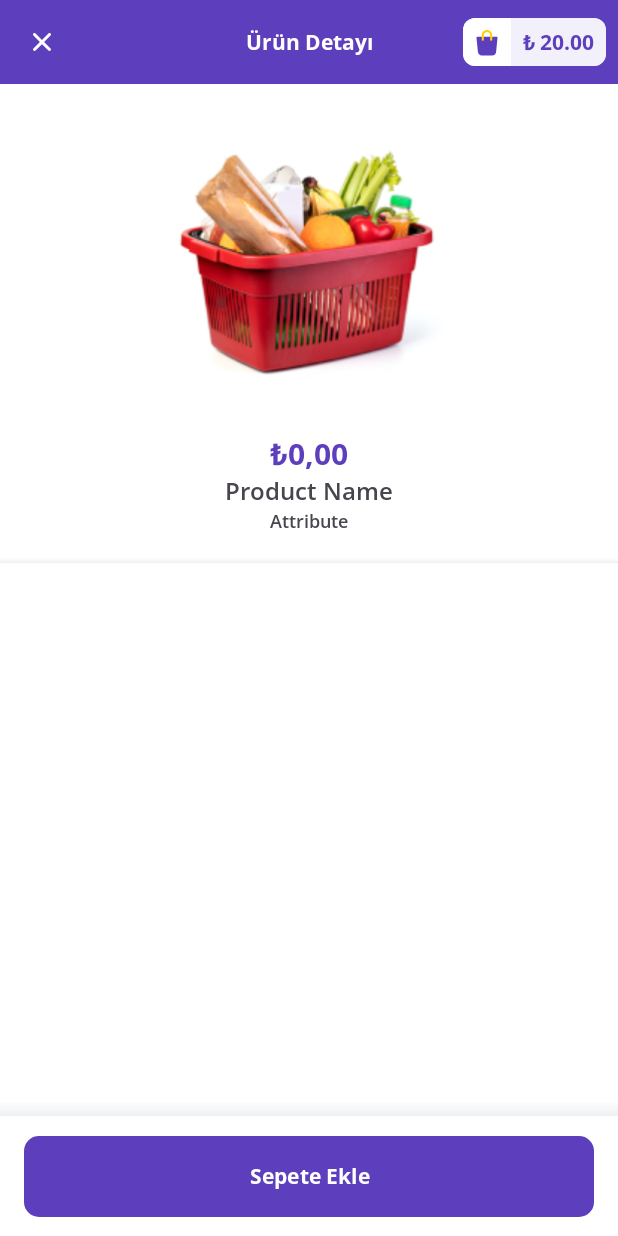
After one commit to f-arslan/Getir-Lite, an Android app: the fragment DetailFragment shown on its own in the app's theme, on a phone screen of 412 x 824 dp. The commit adds this screen. Run offline under Robolectric (Android 15) with nearby library versions, the phone set to English and light mode, and no system bars.

Commit message:
feat: details fragment and basket item

```diff
--- a/app/src/main/java/com/patika/getir_lite/MainActivity.kt
+++ b/app/src/main/java/com/patika/getir_lite/MainActivity.kt
@@ -10,6 +10,7 @@ import androidx.core.view.WindowCompat
 import androidx.core.view.WindowInsetsCompat
 import androidx.fragment.app.add
 import androidx.fragment.app.commit
+import com.patika.getir_lite.feature.detail.DetailFragment
 import com.patika.getir_lite.feature.listing.ListingFragment
 import dagger.hilt.android.AndroidEntryPoint
 
--- /dev/null
+++ b/app/src/main/java/com/patika/getir_lite/feature/detail/DetailFragment.kt
@@ -0,0 +1,19 @@
+package com.patika.getir_lite.feature.detail
+
+import android.view.LayoutInflater
+import android.view.ViewGroup
+import com.patika.getir_lite.R
+import com.patika.getir_lite.databinding.FragmentDetailBinding
+import com.patika.getir_lite.databinding.TotalPriceCardBinding
+import com.patika.getir_lite.feature.BaseFragment
+
+class DetailFragment : BaseFragment<FragmentDetailBinding>() {
+    override fun inflateBinding(
+        inflater: LayoutInflater,
+        container: ViewGroup?
+    ): FragmentDetailBinding = FragmentDetailBinding.inflate(inflater, container, false)
+
+    override fun FragmentDetailBinding.initializeViews() {
+        layoutTotalPriceCard.tvTotalPrice.text = "₺ 20.00"
+    }
+}
--- a/app/src/main/java/com/patika/getir_lite/feature/listing/adapter/ProductAdapter.kt
+++ b/app/src/main/java/com/patika/getir_lite/feature/listing/adapter/ProductAdapter.kt
@@ -9,6 +9,7 @@ import androidx.recyclerview.widget.RecyclerView
 import coil.imageLoader
 import coil.request.ImageRequest
 import com.patika.getir_lite.R
+import com.patika.getir_lite.databinding.ActionButtonsBinding
 import com.patika.getir_lite.databinding.ItemListingBinding
 import com.patika.getir_lite.model.Product
 import java.math.BigDecimal
@@ -36,7 +37,7 @@ class ProductAdapter : ListAdapter<Product, RecyclerView.ViewHolder>(ItemDiff) {
         fun bind(product: Product) {
             with(binding) {
                 tvItemName.text = product.name
-                tvItemCount.text = product.count.toString()
+                layoutLlActionButtons.tvItemCount.text = product.count.toString()
                 tvItemAttribute.text = product.attribute
                 tvItemPrice.text = formatPrice(product.price)
                 val imageLoader = ivItem.context.imageLoader
--- /dev/null
+++ b/app/src/main/res/layout/fragment_detail.xml
@@ -0,0 +1,155 @@
+<?xml version="1.0" encoding="utf-8"?>
+<androidx.constraintlayout.widget.ConstraintLayout xmlns:android="http://schemas.android.com/apk/res/android"
+    xmlns:app="http://schemas.android.com/apk/res-auto"
+    xmlns:tools="http://schemas.android.com/tools"
+    android:layout_width="match_parent"
+    android:layout_height="match_parent"
+    android:background="?attr/colorSurface"
+    tools:context=".feature.detail.DetailFragment">
+
+    <Toolbar
+        android:id="@+id/toolbar"
+        android:layout_width="match_parent"
+        android:layout_height="wrap_content"
+        android:background="?attr/colorPrimary"
+        app:layout_constraintEnd_toEndOf="parent"
+        app:layout_constraintStart_toStartOf="parent"
+        app:layout_constraintTop_toTopOf="parent" />
+
+    <TextView
+        android:id="@+id/textView"
+        android:layout_width="wrap_content"
+        android:layout_height="wrap_content"
+        android:text="@string/product_details"
+        android:textColor="?attr/colorSurface"
+        android:textStyle="bold"
+        app:layout_constraintBottom_toBottomOf="@+id/toolbar"
+        app:layout_constraintEnd_toEndOf="parent"
+        app:layout_constraintStart_toStartOf="parent"
+        app:layout_constraintTop_toTopOf="@+id/toolbar" />
+
+    <ImageButton
+        android:id="@+id/btn_cancel"
+        android:layout_width="wrap_content"
+        android:layout_height="wrap_content"
+        android:layout_marginStart="16dp"
+        android:background="@null"
+        android:contentDescription="@string/cancel"
+        android:src="@drawable/ic_cancel"
+        app:layout_constraintBottom_toBottomOf="@id/toolbar"
+        app:layout_constraintStart_toStartOf="parent"
+        app:layout_constraintTop_toTopOf="@id/toolbar" />
+
+    <include
+        android:id="@+id/layout_total_price_card"
+        layout="@layout/total_price_card"
+        android:layout_width="wrap_content"
+        android:layout_height="wrap_content"
+        android:layout_marginEnd="8dp"
+        app:layout_constraintBottom_toBottomOf="@+id/toolbar"
+        app:layout_constraintEnd_toEndOf="parent"
+        app:layout_constraintTop_toTopOf="@+id/toolbar" />
+
+    <com.google.android.material.card.MaterialCardView
+        android:id="@+id/cv_total_price"
+        android:layout_width="match_parent"
+        android:layout_height="wrap_content"
+        app:cardCornerRadius="0dp"
+        app:layout_constraintEnd_toEndOf="parent"
+        app:layout_constraintStart_toStartOf="parent"
+        app:layout_constraintTop_toBottomOf="@id/toolbar"
+        app:strokeWidth="0dp">
+
+        <LinearLayout
+            android:layout_width="match_parent"
+            android:layout_height="wrap_content"
+            android:layout_marginBottom="16dp"
+            android:gravity="center"
+            android:orientation="vertical">
+
+            <ImageView
+                android:id="@+id/iv_food"
+                android:layout_width="200dp"
+                android:layout_height="200dp"
+                android:layout_marginTop="16dp"
+                android:contentDescription="@string/food_image"
+                android:src="@drawable/food" />
+
+            <TextView
+                android:id="@+id/tv_food_price"
+                android:layout_width="match_parent"
+                android:layout_height="wrap_content"
+                android:layout_marginHorizontal="16dp"
+                android:layout_marginTop="16dp"
+                android:ellipsize="end"
+                android:gravity="center"
+                android:maxLines="1"
+                android:text="@string/_0_00"
+                android:textColor="?attr/colorPrimary"
+                android:textSize="20sp"
+                android:textStyle="bold"
+                tools:text="@string/_0_00" />
+
+            <TextView
+                android:id="@+id/tv_product_name"
+                android:layout_width="match_parent"
+                android:layout_height="wrap_content"
+                android:layout_marginHorizontal="16dp"
+                android:ellipsize="end"
+                android:gravity="center"
+                android:maxLines="1"
+                android:text="Product Name"
+                android:textFontWeight="600"
+                android:textSize="16sp"
+                tools:text="Product Name" />
+
+            <TextView
+                android:id="@+id/tv_product_attribute"
+                android:layout_width="match_parent"
+                android:layout_height="wrap_content"
+                android:layout_marginHorizontal="16dp"
+                android:ellipsize="end"
+                android:gravity="center"
+                android:maxLines="1"
+                android:text="Attribute"
+                android:textFontWeight="600"
+                android:textSize="12sp"
+                tools:text="Attribute" />
+
+        </LinearLayout>
+
+    </com.google.android.material.card.MaterialCardView>
+
+    <View
+        android:layout_width="match_parent"
+        android:layout_height="3dp"
+        android:background="@drawable/bg_top_shadow"
+        app:layout_constraintStart_toStartOf="parent"
+        app:layout_constraintTop_toBottomOf="@id/cv_total_price" />
+
+    <FrameLayout
+        android:layout_width="match_parent"
+        android:layout_height="90dp"
+        app:layout_constraintBottom_toBottomOf="parent"
+        app:layout_constraintEnd_toEndOf="parent"
+        app:layout_constraintStart_toStartOf="parent">
+
+        <Button
+            android:layout_width="match_parent"
+            android:layout_height="54dp"
+            android:layout_gravity="center"
+            android:layout_marginHorizontal="16dp"
+            android:layout_marginTop="5dp"
+            android:foreground="?attr/selectableItemBackground"
+            android:background="@drawable/bg_button"
+            android:text="@string/add_to_basket"
+            android:textStyle="bold" />
+
+        <View
+            android:layout_width="match_parent"
+            android:layout_height="10dp"
+            android:background="@drawable/bg_top_shadow" />
+    </FrameLayout>
+
+
+</androidx.constraintlayout.widget.ConstraintLayout>
--- a/app/src/main/res/layout/fragment_listing.xml
+++ b/app/src/main/res/layout/fragment_listing.xml
@@ -48,7 +48,7 @@
             android:orientation="horizontal">
 
             <ImageButton
-                android:id="@+id/btn_add"
+                android:id="@+id/btn_shopping"
                 android:layout_width="32dp"
                 android:layout_height="32dp"
                 android:background="?attr/colorSurface"
--- a/app/src/main/res/layout/item_listing.xml
+++ b/app/src/main/res/layout/item_listing.xml
@@ -2,12 +2,11 @@
 <androidx.constraintlayout.widget.ConstraintLayout xmlns:android="http://schemas.android.com/apk/res/android"
     xmlns:app="http://schemas.android.com/apk/res-auto"
     xmlns:tools="http://schemas.android.com/tools"
-    android:layout_width="104dp"
+    android:layout_width="@dimen/suggested_product_card_width"
     android:layout_height="wrap_content"
     android:layout_marginEnd="16dp">
 
     <!-- Change Stroke Color to tertiary for selected state -->
-
     <com.google.android.material.card.MaterialCardView
         android:id="@+id/item_card"
         android:layout_width="0dp"
@@ -24,60 +23,19 @@
             android:layout_width="@dimen/suggested_product_image_size"
             android:layout_height="@dimen/suggested_product_image_size"
             android:background="@drawable/food"
-            android:scaleType="centerCrop"
-            android:contentDescription="@string/food_image" />
+            android:contentDescription="@string/food_image"
+            android:scaleType="centerCrop" />
 
     </com.google.android.material.card.MaterialCardView>
 
-    <androidx.cardview.widget.CardView
-        android:id="@+id/cv_item_action"
+    <include
+        android:id="@+id/layout_action_buttons"
+        layout="@layout/item_action_card"
         android:layout_width="wrap_content"
         android:layout_height="wrap_content"
         android:layout_marginEnd="-8dp"
-        app:cardCornerRadius="4dp"
-        app:cardElevation="1dp"
         app:layout_constraintEnd_toEndOf="@id/item_card"
-        app:layout_constraintTop_toTopOf="parent">
-
-        <LinearLayout
-            android:id="@+id/ll_item_action"
-            android:layout_width="wrap_content"
-            android:layout_height="wrap_content"
-            android:orientation="vertical">
-
-            <ImageButton
-                android:id="@+id/btn_add"
-                android:layout_width="28dp"
-                android:layout_height="28dp"
-                android:background="?attr/colorSurface"
-                android:contentDescription="@string/add_item"
-                android:padding="4dp"
-                android:src="@drawable/ic_plus" />
-
-            <!-- Only change these items visibility to get only plus sign -->
-            <TextView
-                android:id="@+id/tv_item_count"
-                android:layout_width="28dp"
-                android:layout_height="28dp"
-                android:background="?attr/colorPrimary"
-                android:gravity="center"
-                android:textColor="?attr/colorSurface"
-                android:textSize="12sp"
-                android:textStyle="bold"
-                tools:text="4" />
-
-            <ImageButton
-                android:id="@+id/btn_delete"
-                android:layout_width="28dp"
-                android:layout_height="28dp"
-                android:background="?attr/colorSurface"
-                android:contentDescription="@string/add_item"
-                android:padding="4dp"
-                android:src="@drawable/ic_trash" />
-
-        </LinearLayout>
-
-    </androidx.cardview.widget.CardView>
+        app:layout_constraintTop_toTopOf="parent" />
 
     <TextView
         android:id="@+id/tv_item_price"
--- a/app/src/main/res/values/colors.xml
+++ b/app/src/main/res/values/colors.xml
@@ -7,7 +7,7 @@
     <color name="seed">#6750A4</color>
     <color name="md_theme_light_primary">#5d3ebc</color>
     <color name="md_theme_light_onPrimary">#FFFFFF</color>
-    <color name="md_theme_light_primaryContainer">#EADDFF</color>
+    <color name="md_theme_light_primaryContainer">#000000</color>
     <color name="md_theme_light_onPrimaryContainer">#21005D</color>
     <color name="md_theme_light_secondary">#625B71</color>
     <color name="md_theme_light_onSecondary">#FFFFFF</color>
@@ -21,7 +21,7 @@
     <color name="md_theme_light_onError">#FFFFFF</color>
     <color name="md_theme_light_errorContainer">#F9DEDC</color>
     <color name="md_theme_light_onErrorContainer">#410E0B</color>
-    <color name="md_theme_light_outline">#79747E</color>
+    <color name="md_theme_light_outline">#f4f0fe</color>
     <color name="md_theme_light_background">#f5f5f5</color>
     <color name="md_theme_light_onBackground">#191919</color>
     <color name="md_theme_light_surface">#FFFFFF</color>
@@ -31,7 +31,7 @@
     <color name="md_theme_light_inverseSurface">#313033</color>
     <color name="md_theme_light_inverseOnSurface">#F4EFF4</color>
     <color name="md_theme_light_inversePrimary">#697488</color>
-    <color name="md_theme_light_shadow">#000000</color>
+    <color name="md_theme_light_shadow">#FF0000</color>
     <color name="md_theme_light_surfaceTint">#6750A4</color>
     <color name="md_theme_light_outlineVariant">#CAC4D0</color>
     <color name="md_theme_light_scrim">#000000</color>
--- a/app/src/main/res/values/dimens.xml
+++ b/app/src/main/res/values/dimens.xml
@@ -4,4 +4,7 @@
     <dimen name="margin_bottom">16dp</dimen>
     <dimen name="suggested_product_image_size">96dp</dimen>
     <dimen name="suggested_product_card_width">104dp</dimen>
+    <dimen name="product_image_size">104dp</dimen>
+    <dimen name="product_card_width">112dp</dimen>
+    <dimen name="basket_card_size">72dp</dimen>
 </resources>
--- a/app/src/main/res/values/strings.xml
+++ b/app/src/main/res/values/strings.xml
@@ -4,6 +4,12 @@
     <string name="food_image">food image</string>
     <string name="add_item">Add Item</string>
     <string name="products">Ürünler</string>
+    <string name="product_details">Ürün Detayı</string>
     <string name="_0_00">₺0,00</string>
     <string name="price_format">₺%,1.2f</string>
+    <string name="cancel">Cancel</string>
+    <string name="add_to_basket">Sepete Ekle</string>
+
+    <style name="product_name">Product Name</style>
+    <style name="attribute">Attribute</style>
 </resources>
--- a/app/src/main/res/values/themes.xml
+++ b/app/src/main/res/values/themes.xml
@@ -28,6 +28,7 @@
         <item name="colorSurfaceInverse">@color/md_theme_light_inverseSurface</item>
         <item name="colorOnSurfaceInverse">@color/md_theme_light_inverseOnSurface</item>
         <item name="colorPrimaryInverse">@color/md_theme_light_inversePrimary</item>
+        <item name="elevationOverlayColor">@color/md_theme_light_surface</item>
     </style>
 
     <style name="Theme.GetirLite" parent="Base.Theme.GetirLite" />
```
